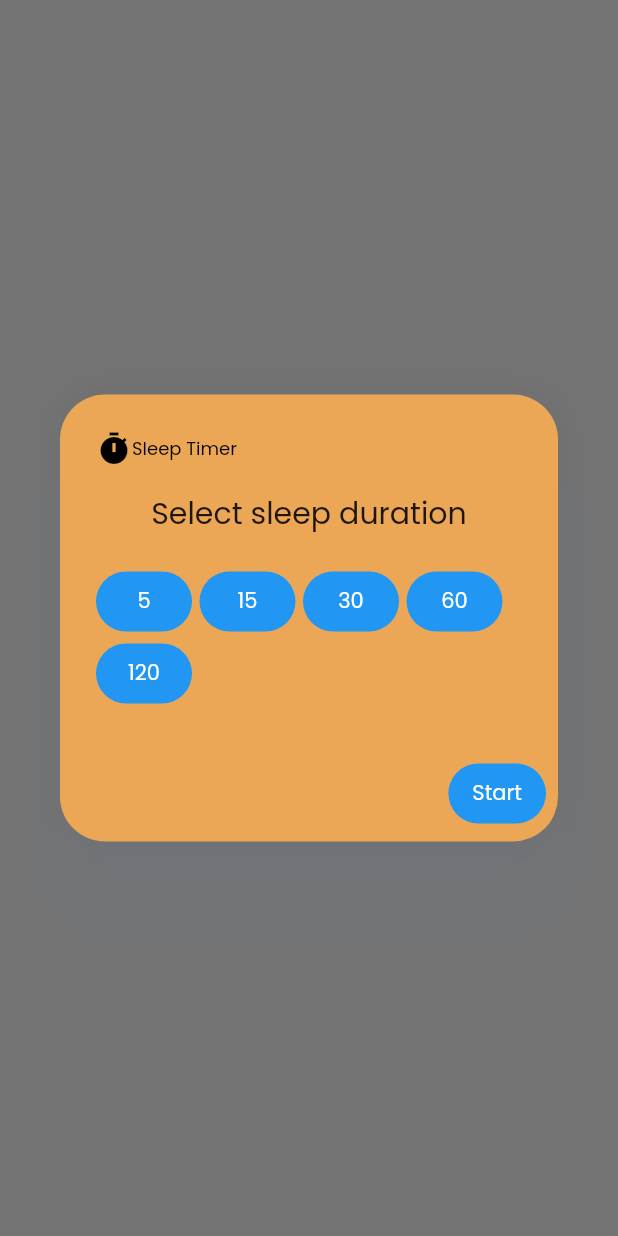
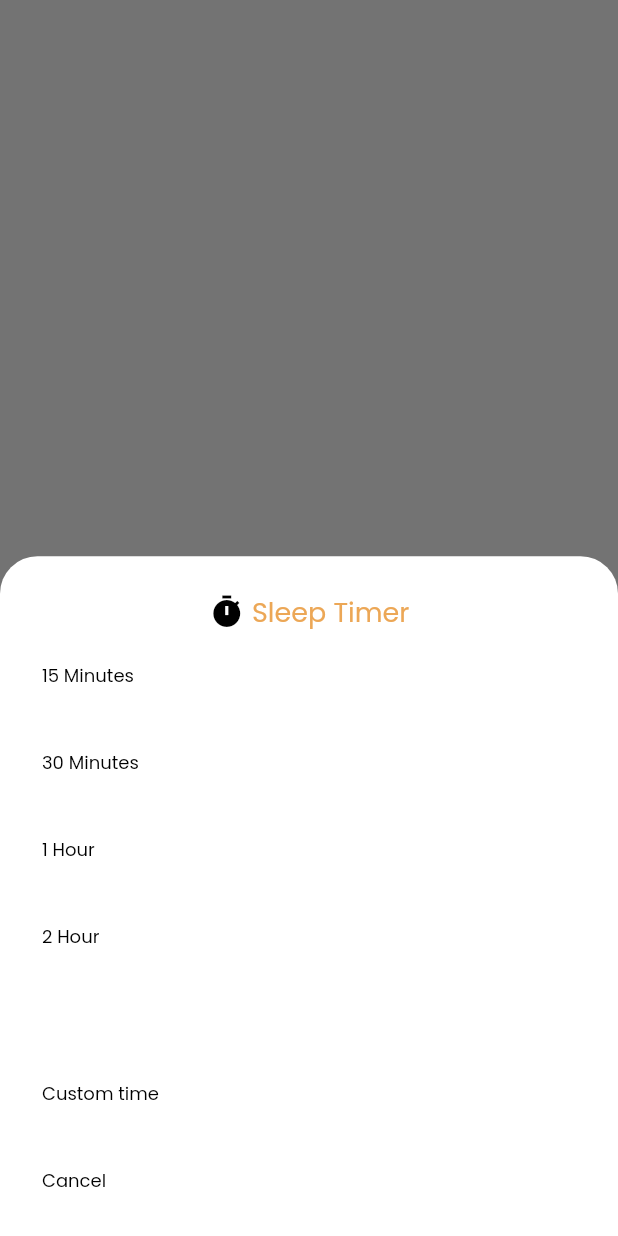
Before and after one commit to VorpsTechnology/Radiosesel-app, a Flutter app: what startSleepTimer() shows on an empty page, opened directly, on a phone screen of 412 x 824 dp. Run offline on Flutter 3.47's test engine with Material 2 defaults, Android fonts, the phone set to English and light mode, and no system bars; our stand-ins replace another_flushbar, cloud_firestore, connectivity, country_picker, easy_localization, firebase_auth and 16 more; missing offline and left inert: flutter_radio_player, we_slide, xml2json; accounts and stored records are empty; network calls fail; statements that could not run were skipped.

Commit message:
updates are going on

```diff
--- a/lib/helper/strings.dart
+++ b/lib/helper/strings.dart
@@ -5,3 +5,10 @@ final randomCovers = [
   "assets/images/bg0.jpg",
   "assets/images/cover.jpg",
 ];
+
+final sleepTimerCounts = {
+  15: "15 Minutes",
+  30: "30 Minutes",
+  60: "1 Hour",
+  120: "2 Hour"
+};
--- a/lib/screens/player/sleep_timer.dart
+++ b/lib/screens/player/sleep_timer.dart
@@ -2,72 +2,86 @@ import 'dart:async';
 
 import 'package:flutter/material.dart';
 import 'package:music_streaming_mobile/helper/common_colors.dart';
+import 'package:music_streaming_mobile/helper/common_import.dart';
 
 import '../../manager/player_manager.dart';
 import '../../services/service_locator.dart';
 
-void startSleepTimer(BuildContext context) {
-  showDialog(
+Future<dynamic> startSleepTimer(BuildContext context) async =>
+    showModalBottomSheet(
       context: context,
-    builder: (BuildContext context) {
-      return AlertDialog(
-        shape: RoundedRectangleBorder(
-          borderRadius: BorderRadius.circular(30),
+      isScrollControlled: true,
+      backgroundColor: Colors.transparent,
+      builder: (ctx) => Container(
+        padding: const EdgeInsets.all(8),
+        height: MediaQuery.of(context).size.height * 0.55,
+        decoration: const BoxDecoration(
+          color: Colors.white,
+          borderRadius: BorderRadius.only(
+            topLeft: Radius.circular(25.0),
+            topRight: Radius.circular(25.0),
           ),
-        backgroundColor: CommonColor.secondaryColor,
-        icon: Row(
-          children: const [Icon(Icons.timer), Text('Sleep Timer')],
         ),
-        title: const Text("Select sleep duration"),
-        content: Wrap(
-          spacing: 5,
+        child: Column(children: [
+          const SizedBox(height: 16),
+          Row(
+            mainAxisAlignment: MainAxisAlignment.center,
             children: [
-            FilledButton(
-                onPressed: () {
-                  sleepTimerDuration = 5;
-                },
-                child: const Text("5")),
-            FilledButton(
-                onPressed: () {
-                  sleepTimerDuration = 15;
-                },
-                child: const Text("15")),
-            FilledButton(
-                onPressed: () {
-                  sleepTimerDuration = 30;
-                },
-                child: const Text("30")),
-            FilledButton(
-                onPressed: () {
-                  sleepTimerDuration = 60;
-                },
-                child: const Text("60")),
-            FilledButton(
-                onPressed: () {
-                  sleepTimerDuration = 120;
-                },
-                child: const Text("120")),
+              const Icon(Icons.timer),
+              Text(' Sleep Timer',
+                  style: TextStyle(
+                      color: CommonColor.secondaryColor,
+                      fontSize:
+                          Theme.of(context).textTheme.titleMedium!.fontSize))
             ],
           ),
-        actions: <Widget>[
-          FilledButton(
-              onPressed: () {
-                Navigator.of(context).pop();
-                startTimer();
-              },
-              child: const Text('Start'))
-        ],
+          Expanded(
+              child: ListView.builder(
+            itemBuilder: (context, index) => SheetEntry(
+              onTap: () =>
+                  startTimer(sleepTimerCounts.keys.toList()[index], context),
+              title: sleepTimerCounts.values.toList()[index],
+            ),
+            itemCount: sleepTimerCounts.keys.length,
+          )),
+          SheetEntry(
+            onTap: () => startTimer(sleepTimerCounts.keys.toList()[1], context),
+            title: "Custom time",
+          ),
+          SheetEntry(
+              onTap: () =>
+                  startTimer(sleepTimerCounts.keys.toList()[1], context),
+              title: "Cancel")
+        ]),
+      ),
     );
-    },
-  );
-}
 
-int sleepTimerDuration = 0;
+// int  = 0;
 final pageManager = getIt<PlayerManager>();
-void startTimer() {
+void startTimer(int sleepTimerDuration, BuildContext ctx) {
   Timer(Duration(minutes: sleepTimerDuration), () {
     // Pause the music player here
     // Add the logic to pause the music player in your app
     pageManager.pause();
   });
+  Navigator.maybePop(ctx);
 }
+
+class SheetEntry extends StatelessWidget {
+  const SheetEntry({super.key, required this.onTap, required this.title});
+  final VoidCallback onTap;
+  final String title;
+  @override
+  Widget build(BuildContext context) {
+    return InkWell(
+      onTap: onTap,
+      child: Container(
+        width: double.infinity,
+        alignment: Alignment.centerLeft,
+        child: Text(title, style: Theme.of(context).textTheme.bodyMedium),
+        margin: const EdgeInsets.all(5),
+        padding: const EdgeInsets.all(15),
+      ),
+    );
+  }
+}
--- a/pubspec.yaml
+++ b/pubspec.yaml
@@ -47,6 +47,7 @@ dependencies:
   flutter_html: ^3.0.0-alpha.6
   url_launcher: ^6.1.5
   shimmer: ^3.0.0
+  marquee: ^2.2.3
   # flutter_inapp_purchase: ^5.3.1
 
 dev_dependencies:
```
Also changed, not shown: lib/components/radio/music_visualizer.dart (+52 -2 lines), lib/manager/player_manager.dart (+12 -2 lines), lib/screens/player/player_controler.dart (+63 -25 lines), pubspec.lock. Lines whose indentation alone changed are shown as unchanged.
